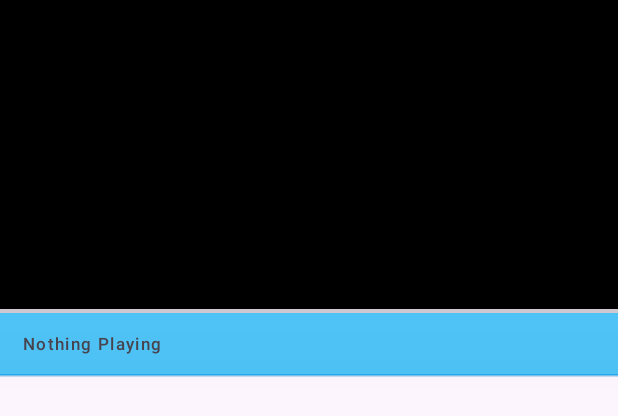
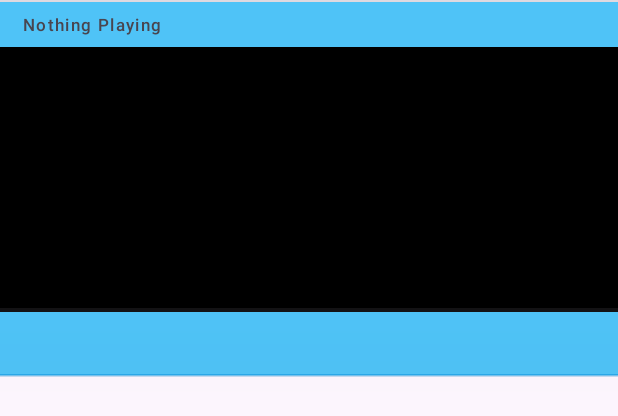
Before and after one commit to Nikhil-punia/radian, an Android app: the layout activity_radio.xml on its own in the app's theme, with its tools: preview values and no code run, on a phone screen of 412 x 824 dp. Shown: the top 416 px of the screen. Run offline under Robolectric (Android 15) with nearby library versions, the phone set to English and light mode, and no system bars; network calls fail.

Commit message:
added pager to radio main

```diff
--- a/app/src/main/java/com/example/exp/Air.java
+++ b/app/src/main/java/com/example/exp/Air.java
@@ -231,6 +231,12 @@ public class Air extends Fragment {
     @Override
     public void onStop() {
         super.onStop();
+
+    }
+
+    @Override
+    public void onDestroyView() {
+        super.onDestroyView();
         try {
             this.closeAll();
         } catch (IOException e) {
--- a/app/src/main/java/com/example/exp/ui/adapter/airadapter.java
+++ b/app/src/main/java/com/example/exp/ui/adapter/airadapter.java
@@ -85,7 +85,6 @@ public class airadapter  extends RecyclerView.Adapter<airadapter.ViewHolder> {
 
     public void destroyPlayer(){
         data=null;
-        rq.cancelAllRequest();
         player.discardService();
         this.player=null;
     }
--- a/app/src/main/res/layout/activity_radio.xml
+++ b/app/src/main/res/layout/activity_radio.xml
@@ -18,35 +18,46 @@
         app:layout_constraintTop_toTopOf="parent"
         app:layout_constraintVertical_bias="0.0">
 
+        <androidx.constraintlayout.widget.ConstraintLayout
+            android:layout_width="match_parent"
+            android:layout_height="0dp"
+            android:layout_weight="0.75">
+
             <androidx.media3.ui.PlayerView
                 android:id="@+id/player_view_m"
                 android:layout_width="match_parent"
                 android:layout_height="0dp"
-            android:layout_weight="0.75"
                 android:visibility="visible"
                 app:animation_enabled="true"
                 app:auto_show="true"
+                app:layout_constraintBottom_toBottomOf="parent"
+                app:layout_constraintEnd_toEndOf="parent"
+                app:layout_constraintStart_toStartOf="parent"
+                app:layout_constraintTop_toBottomOf="@+id/linearLayout"
                 app:show_buffering="when_playing"
-            app:show_shuffle_button="true">
-        </androidx.media3.ui.PlayerView>
-
-        <ProgressBar
-            android:id="@+id/loadbar_radio"
-            style="?android:attr/progressBarStyleHorizontal"
-            android:layout_width="match_parent"
-            android:layout_height="2.5dp" />
+                app:show_shuffle_button="true"></androidx.media3.ui.PlayerView>
 
             <LinearLayout
+                android:id="@+id/linearLayout"
+                android:layout_width="0dp"
+                android:layout_height="wrap_content"
+                android:orientation="vertical"
+                app:layout_constraintBottom_toBottomOf="parent"
+                app:layout_constraintEnd_toEndOf="parent"
+                app:layout_constraintStart_toStartOf="parent"
+                app:layout_constraintTop_toTopOf="parent"
+                app:layout_constraintVertical_bias="0.0">
+
+                <View
+                    android:id="@+id/divider2"
                     android:layout_width="match_parent"
-            android:layout_height="0dp"
-            android:layout_weight="0.15"
-            android:background="?attr/colorPrimary"
-            android:orientation="horizontal">
+                    android:layout_height="1dp"
+                    android:background="?android:attr/listDivider" />
 
                 <TextView
                     android:id="@+id/title_main2"
-                android:layout_width="wrap_content"
-                android:layout_height="match_parent"
+                    android:layout_width="match_parent"
+                    android:layout_height="30dp"
                     android:background="?attr/colorPrimary"
                     android:fontFamily="sans-serif-medium"
                     android:gravity="center_vertical"
@@ -55,9 +66,38 @@
                     android:paddingRight="15dp"
                     android:text="@string/title_value"
                     android:textAlignment="gravity"
+                    android:textColorLink="?android:attr/textColorLink"
                     android:textSize="11sp" />
+            </LinearLayout>
+
+            <ProgressBar
+                android:id="@+id/loadbar_radio"
+                style="?android:attr/progressBarStyleHorizontal"
+                android:layout_width="match_parent"
+                android:layout_height="2.5dp"
+                app:layout_constraintBottom_toBottomOf="@+id/player_view_m"
+                app:layout_constraintEnd_toEndOf="parent"
+                app:layout_constraintStart_toStartOf="parent"
+                app:layout_constraintTop_toTopOf="parent"
+                app:layout_constraintVertical_bias="1.0" />
+
+        </androidx.constraintlayout.widget.ConstraintLayout>
+
+        <HorizontalScrollView
+            android:layout_width="match_parent"
+            android:layout_height="0dp"
+            android:layout_weight="0.15"
+            android:background="?attr/colorPrimary">
+
+            <LinearLayout
+                android:id="@+id/pager_main"
+                android:layout_width="wrap_content"
+                android:layout_height="match_parent"
+                android:layout_weight="0.15"
+                android:orientation="horizontal">
 
             </LinearLayout>
+        </HorizontalScrollView>
 
     </LinearLayout>
 
--- a/app/src/main/res/values/colors.xml
+++ b/app/src/main/res/values/colors.xml
@@ -5,4 +5,6 @@
     <color name="color_primary_light">#4FC3F7</color>
     <color name="color_primary_dark">#039BE5</color>
     <color name="color_fixed_white">#FFFFFF</color>
+    <color name="color_secondary">#B3E5FC</color>
+    <color name="color_secondary_dark">#81D4FA</color>
 </resources>
```
Also changed, not shown: app/src/main/java/com/example/exp/MainActivity.java (+6 -7 lines), app/src/main/java/com/example/exp/Radio.java (+62 -13 lines). Lines whose indentation alone changed are shown as unchanged.
